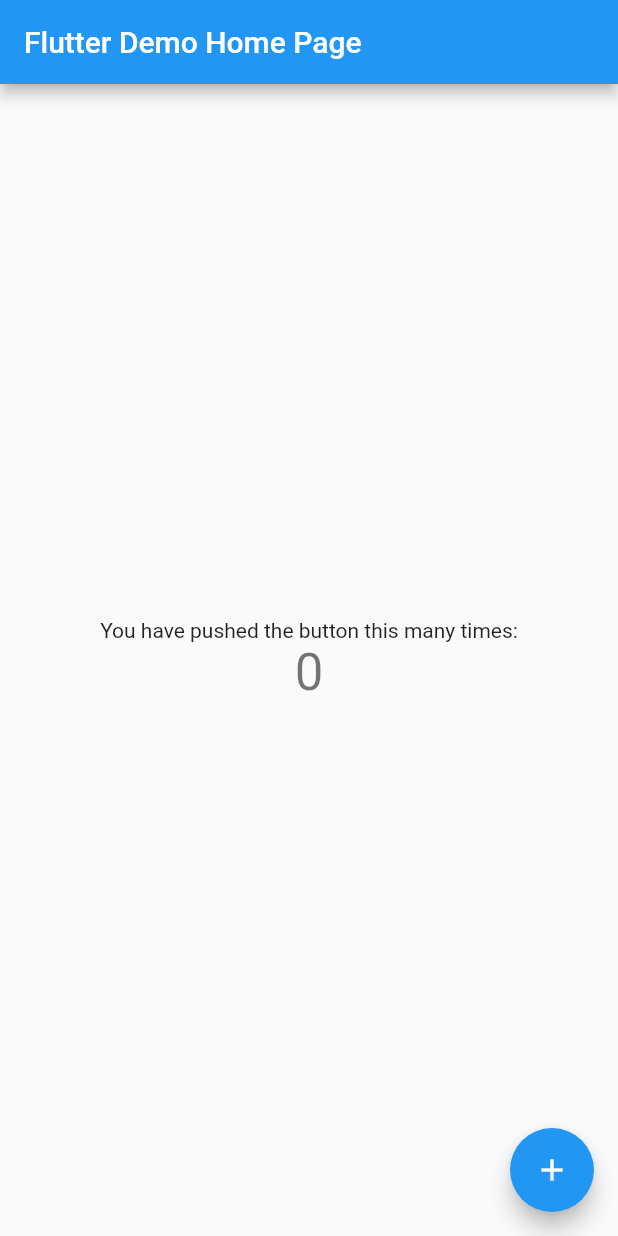
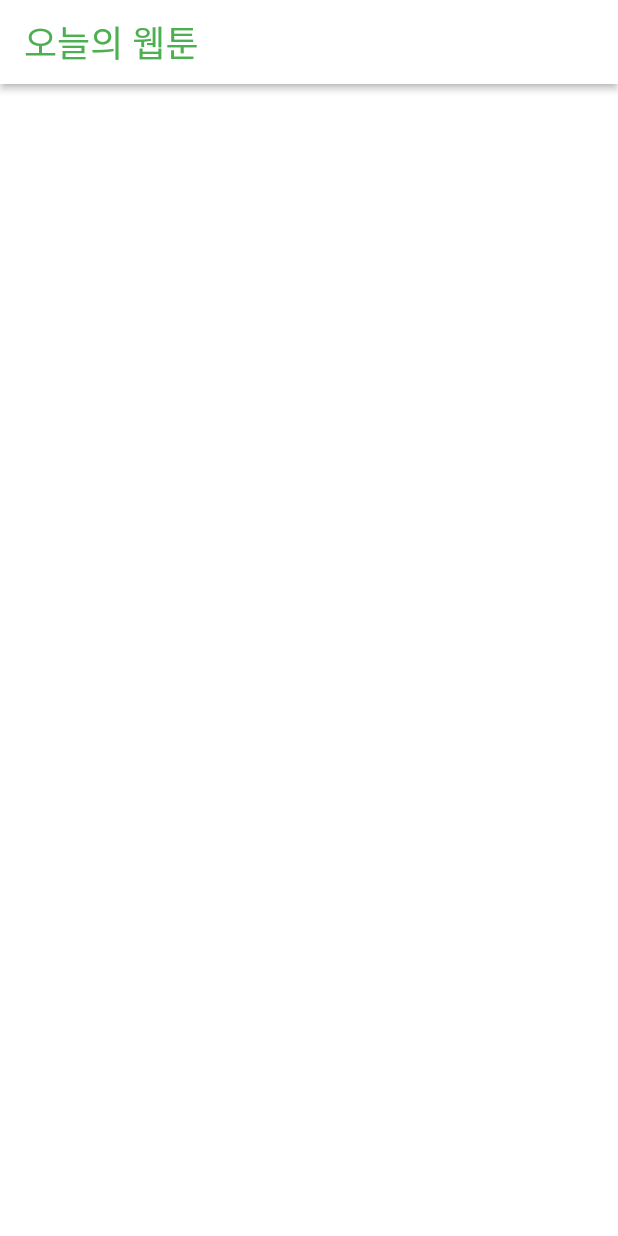
Before and after one commit to LEEHUUN/flutter_study_webtoon_app, a Flutter app: the screen it shows after launch, on a phone screen of 412 x 824 dp. Run offline on Flutter 3.47's test engine with Material 2 defaults, Android fonts, the phone set to English and light mode, and no system bars.

Commit message:
- feat: 1강 AppBar 학습내용 commit.

```diff
--- a/lib/main.dart
+++ b/lib/main.dart
@@ -1,11 +1,12 @@
 import 'package:flutter/material.dart';
+import 'package:flutter_study_webtoon_app/screens/home_screen.dart';
 
 void main() {
-  runApp(const MyApp());
+  runApp(const App());
 }
 
-class MyApp extends StatelessWidget {
-  const MyApp({super.key});
+class App extends StatelessWidget {
+  const App({super.key});
 
   // This widget is the root of your application.
   @override
@@ -13,103 +14,9 @@
     return MaterialApp(
       title: 'Flutter Demo',
       theme: ThemeData(
-        // This is the theme of your application.
-        //
-        // Try running your application with "flutter run". You'll see the
-        // application has a blue toolbar. Then, without quitting the app, try
-        // changing the primarySwatch below to Colors.green and then invoke
-        // "hot reload" (press "r" in the console where you ran "flutter run",
-        // or simply save your changes to "hot reload" in a Flutter IDE).
-        // Notice that the counter didn't reset back to zero; the application
-        // is not restarted.
         primarySwatch: Colors.blue,
       ),
-      home: const MyHomePage(title: 'Flutter Demo Home Page'),
+      home: const HomeScreen(),
     );
   }
 }
-
-class MyHomePage extends StatefulWidget {
-  const MyHomePage({super.key, required this.title});
-
-  // This widget is the home page of your application. It is stateful, meaning
-  // that it has a State object (defined below) that contains fields that affect
-  // how it looks.
-
-  // This class is the configuration for the state. It holds the values (in this
-  // case the title) provided by the parent (in this case the App widget) and
-  // used by the build method of the State. Fields in a Widget subclass are
-  // always marked "final".
-
-  final String title;
-
-  @override
-  State<MyHomePage> createState() => _MyHomePageState();
-}
-
-class _MyHomePageState extends State<MyHomePage> {
-  int _counter = 0;
-
-  void _incrementCounter() {
-    setState(() {
-      // This call to setState tells the Flutter framework that something has
-      // changed in this State, which causes it to rerun the build method below
-      // so that the display can reflect the updated values. If we changed
-      // _counter without calling setState(), then the build method would not be
-      // called again, and so nothing would appear to happen.
-      _counter++;
-    });
-  }
-
-  @override
-  Widget build(BuildContext context) {
-    // This method is rerun every time setState is called, for instance as done
-    // by the _incrementCounter method above.
-    //
-    // The Flutter framework has been optimized to make rerunning build methods
-    // fast, so that you can just rebuild anything that needs updating rather
-    // than having to individually change instances of widgets.
-    return Scaffold(
-      appBar: AppBar(
-        // Here we take the value from the MyHomePage object that was created by
-        // the App.build method, and use it to set our appbar title.
-        title: Text(widget.title),
-      ),
-      body: Center(
-        // Center is a layout widget. It takes a single child and positions it
-        // in the middle of the parent.
-        child: Column(
-          // Column is also a layout widget. It takes a list of children and
-          // arranges them vertically. By default, it sizes itself to fit its
-          // children horizontally, and tries to be as tall as its parent.
-          //
-          // Invoke "debug painting" (press "p" in the console, choose the
-          // "Toggle Debug Paint" action from the Flutter Inspector in Android
-          // Studio, or the "Toggle Debug Paint" command in Visual Studio Code)
-          // to see the wireframe for each widget.
-          //
-          // Column has various properties to control how it sizes itself and
-          // how it positions its children. Here we use mainAxisAlignment to
-          // center the children vertically; the main axis here is the vertical
-          // axis because Columns are vertical (the cross axis would be
-          // horizontal).
-          mainAxisAlignment: MainAxisAlignment.center,
-          children: <Widget>[
-            const Text(
-              'You have pushed the button this many times:',
-            ),
-            Text(
-              '$_counter',
-              style: Theme.of(context).textTheme.headlineMedium,
-            ),
-          ],
-        ),
-      ),
-      floatingActionButton: FloatingActionButton(
-        onPressed: _incrementCounter,
-        tooltip: 'Increment',
-        child: const Icon(Icons.add),
-      ), // This trailing comma makes auto-formatting nicer for build methods.
-    );
-  }
-}
--- /dev/null
+++ b/lib/screens/home_screen.dart
@@ -0,0 +1,24 @@
+import 'package:flutter/material.dart';
+
+class HomeScreen extends StatelessWidget {
+  const HomeScreen({super.key});
+
+  @override
+  Widget build(BuildContext context) {
+    return Scaffold(
+      backgroundColor: Colors.white,
+      appBar: AppBar(
+        elevation: 2,
+        backgroundColor: Colors.white,
+        foregroundColor: Colors.green,
+        title: const Text(
+          "오늘의 웹툰",
+          style: TextStyle(
+            fontSize: 24,
+            fontWeight: FontWeight.w400,
+          ),
+        ),
+      ),
+    );
+  }
+}
```
Also changed, not shown: 1 other file.
